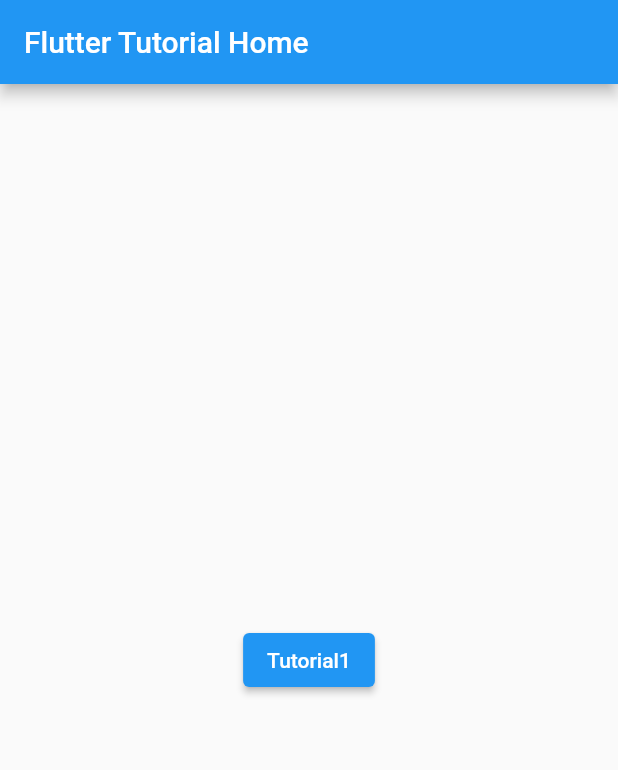
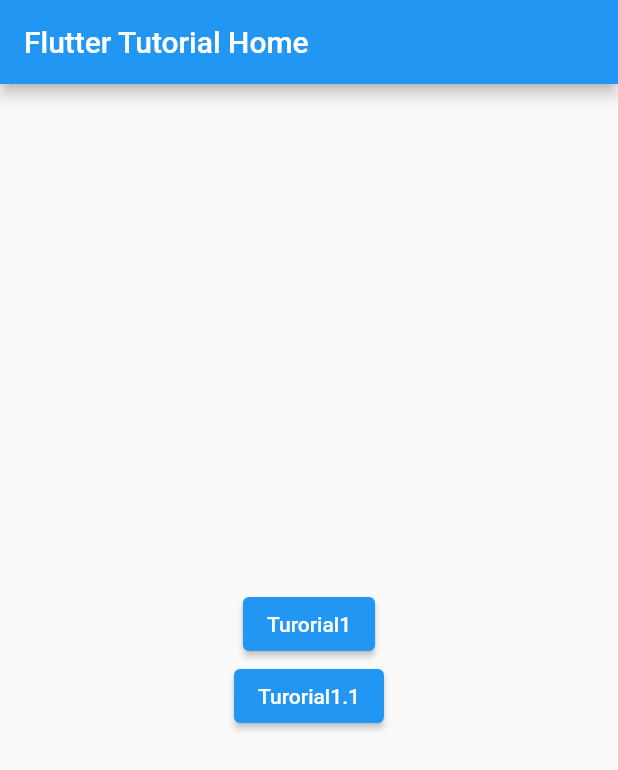
Before and after one commit to shingo-tominaga/flutter_tutorial, a Flutter app: the screen it shows after launch, on a phone screen of 412 x 824 dp. Shown: the top 770 px of the screen. Run offline on Flutter 3.47's test engine with Material 2 defaults, Android fonts, the phone set to English and light mode, and no system bars.

Commit message:
tutorial1.1_animation_screen.dart作成、Flutterロゴ静止画を表示するところまで。ホームに遷移ボタン追加

```diff
--- a/flutter_tutorial/lib/main.dart
+++ b/flutter_tutorial/lib/main.dart
@@ -1,5 +1,6 @@
 import 'package:flutter/material.dart';
 import 'package:flutter_tutorial/building/building_layout_screen.dart';
+import 'package:flutter_tutorial/animation/animation_screen.dart';
 
 void main() {
   runApp(const MyApp());
@@ -14,15 +15,6 @@ class MyApp extends StatelessWidget {
     return MaterialApp(
       title: 'Flutter Tutorial Home',
       theme: ThemeData(
-        // This is the theme of your application.
-        //
-        // Try running your application with "flutter run". You'll see the
-        // application has a blue toolbar. Then, without quitting the app, try
-        // changing the primarySwatch below to Colors.green and then invoke
-        // "hot reload" (press "r" in the console where you ran "flutter run",
-        // or simply save your changes to "hot reload" in a Flutter IDE).
-        // Notice that the counter didn't reset back to zero; the application
-        // is not restarted.
         primarySwatch: Colors.blue,
       ),
       home: const MyHomePage(title: 'Flutter Tutorial Home'),
@@ -49,18 +41,28 @@ class _MyHomePageState extends State<MyHomePage> {
       body: Center(
         child: Column(
           mainAxisAlignment: MainAxisAlignment.center,
-          children: <Widget>[
-            ElevatedButton(
-                onPressed: () {
-                  Navigator.push(
-                      context,
-                      MaterialPageRoute(
-                          builder: (context) => const BuildingLayoutScreen()));
-                },
-                child: const Text('Tutorial1'))
+          children: const [
+            TransitionScreenButton('Turorial1', BuildingLayoutScreen()),
+            TransitionScreenButton('Turorial1.1', AnimationScreen())
           ],
         ),
       ),
     );
   }
 }
+
+class TransitionScreenButton extends StatelessWidget {
+  const TransitionScreenButton(this.text, this.newScreen, {super.key});
+  final String text;
+  final Widget newScreen;
+
+  @override
+  Widget build(BuildContext context) {
+    return ElevatedButton(
+        onPressed: () {
+          Navigator.push(
+              context, MaterialPageRoute(builder: (context) => newScreen));
+        },
+        child: Text(text));
+  }
+}
```
Also changed, not shown: flutter_tutorial/lib/animation/animation_screen.dart (added, +22 -0 lines).
